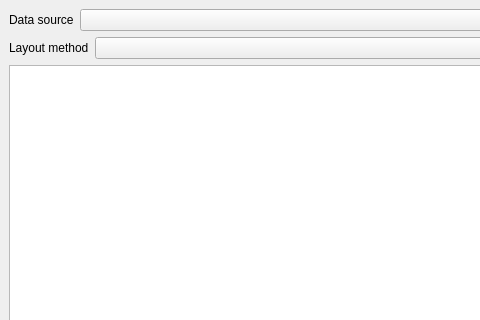
Before: the Qt Designer form lib/roby/log/gui/relations.ui in rock-core/tools-roby, drawn with Qt 5; both pictures show x 0 to 480 and y 0 to 320 of the 696 by 525 pixel window.
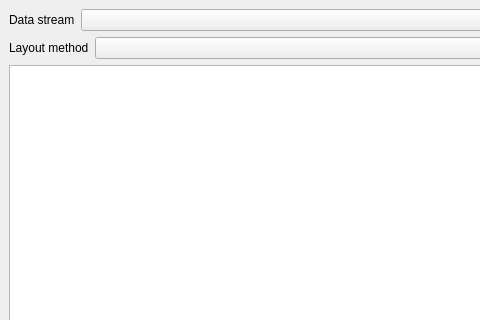
After: the same form once the commit is applied.

Commit message: [log,bin] added bin/roby-log, small cleanup of the replay code   I also renamed everything from 'source' to 'stream' since we are   holding data streams, and there can be many streams for once source

What changed in the file:
```diff
--- a/lib/roby/log/gui/relations.ui
+++ b/lib/roby/log/gui/relations.ui
@@ -50,7 +50,7 @@
         </sizepolicy>
        </property>
        <property name="text" >
-        <string>Data source</string>
+        <string>Data stream</string>
        </property>
       </widget>
      </item>
```
Left out of the diff: 2 changed lines with no effect on the pictures. The commit also changes 10 other files.
